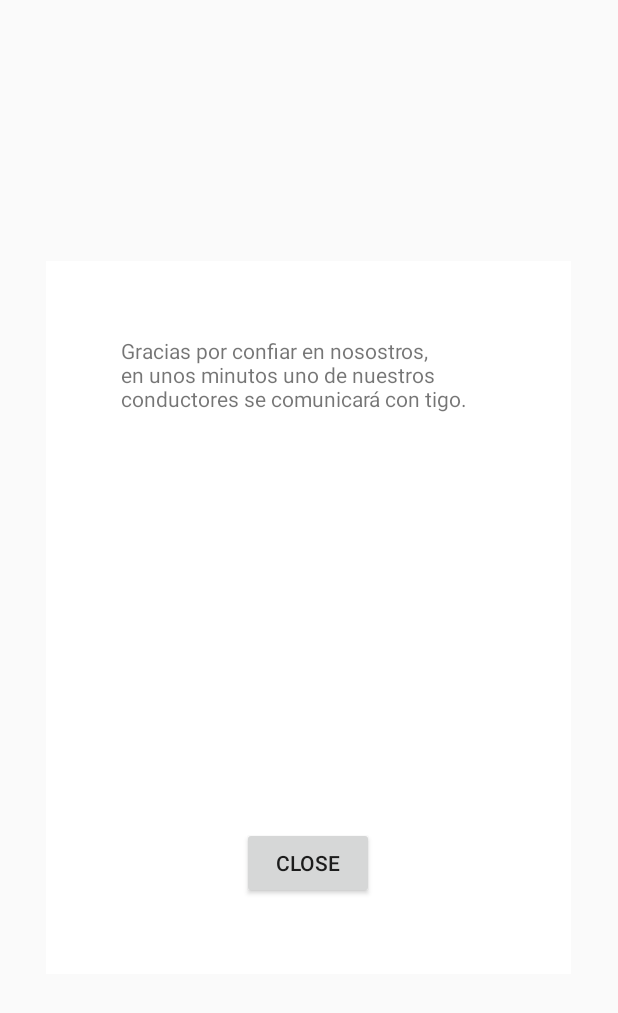
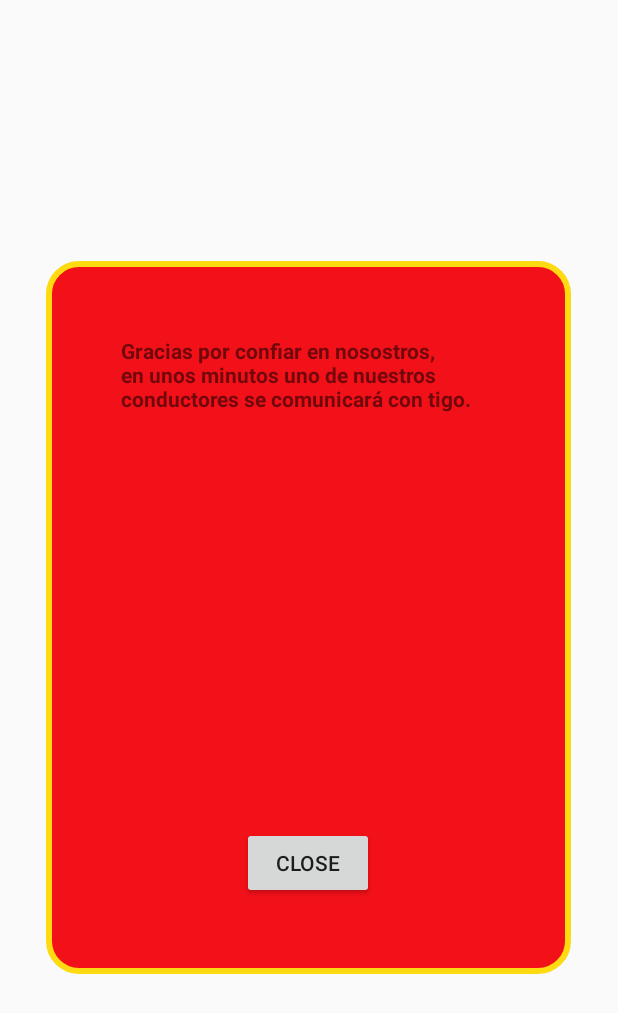
Before and after one commit to sn3id3r/Ultimo2, an Android app: the layout window.xml on its own in the app's theme, with its tools: preview values and no code run, on a phone screen of 412 x 824 dp. Shown: the top 1013 px of the screen. Run offline under Robolectric (Android 15) with nearby library versions, the phone set to English and light mode, and no system bars.

Commit message:
Merge branch 'master' of C:\Users\jeclo\StudioProjects\UltimoF with conflicts.

```diff
--- /dev/null
+++ b/app/src/main/res/drawable/pemerg.xml
@@ -0,0 +1,19 @@
+<shape xmlns:android="http://schemas.android.com/apk/res/android"
+    android:shape="rectangle">
+
+    <corners android:topRightRadius="20dp"
+        android:topLeftRadius="20dp"
+        android:bottomLeftRadius="20dp"
+        android:bottomRightRadius="20dp" />
+
+    <stroke
+        android:width="4dp"
+        android:color="@color/amarillo"
+
+        />
+
+    <solid
+        android:color="@color/Rojizo"
+        />
+
+</shape>
--- a/app/src/main/res/layout/window.xml
+++ b/app/src/main/res/layout/window.xml
@@ -5,42 +5,16 @@
     android:layout_height="475dp"
     android:layout_gravity="center"
     android:orientation="vertical"
-    android:background="@color/White"
+    android:background="@drawable/pemerg"
+    android:alpha="1"
     android:padding="50dp">
 
     <TextView
         android:id="@+id/text"
         android:layout_width="wrap_content"
         android:layout_height="wrap_content"
-        android:text="@string/Mensaje_1"/>
-    <TextView
-        android:layout_below="@id/text"
-        android:layout_marginTop="10dp"
-        android:id="@+id/text2"
-        android:layout_width="wrap_content"
-        android:layout_height="wrap_content"
-        />
-    <TextView
-        android:layout_below="@id/text2"
-        android:layout_marginTop="10dp"
-        android:id="@+id/text3"
-        android:layout_width="wrap_content"
-        android:layout_height="wrap_content"
-        />
-    <TextView
-        android:layout_below="@id/text3"
-        android:layout_marginTop="10dp"
-        android:id="@+id/text4"
-        android:layout_width="wrap_content"
-        android:layout_height="wrap_content"
-        />
-    <TextView
-        android:layout_below="@id/text4"
-        android:layout_marginTop="10dp"
-        android:id="@+id/text5"
-        android:layout_width="wrap_content"
-        android:layout_height="wrap_content"
-        />
+        android:text="@string/Mensaje_1"
+        android:textStyle="bold" />
 
     <Button
         android:id="@+id/close"
--- a/app/src/main/res/values/colors.xml
+++ b/app/src/main/res/values/colors.xml
@@ -11,6 +11,7 @@
     <color name="amarillo">#feda10</color>
     <color name="White">#ffffff</color>
     <color name="Black">#000000</color>
+    <color name="Rojizo">#f21019</color>
 
 
 </resources>
```
